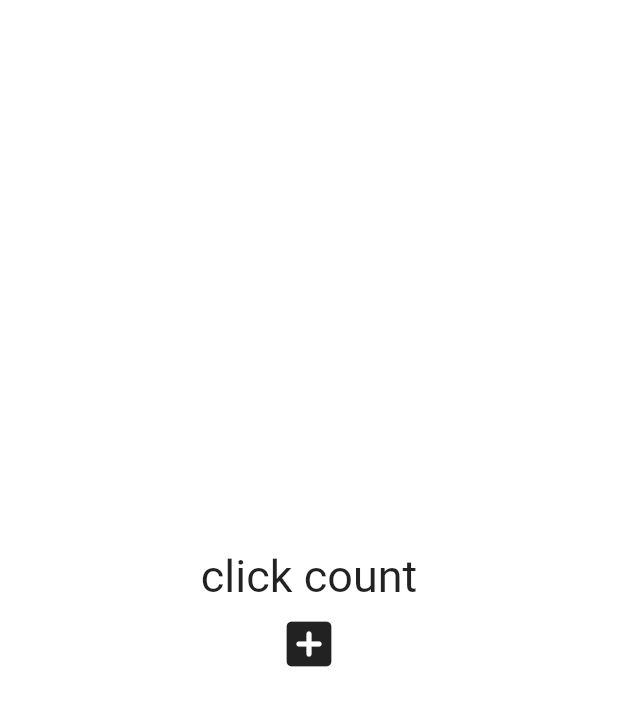
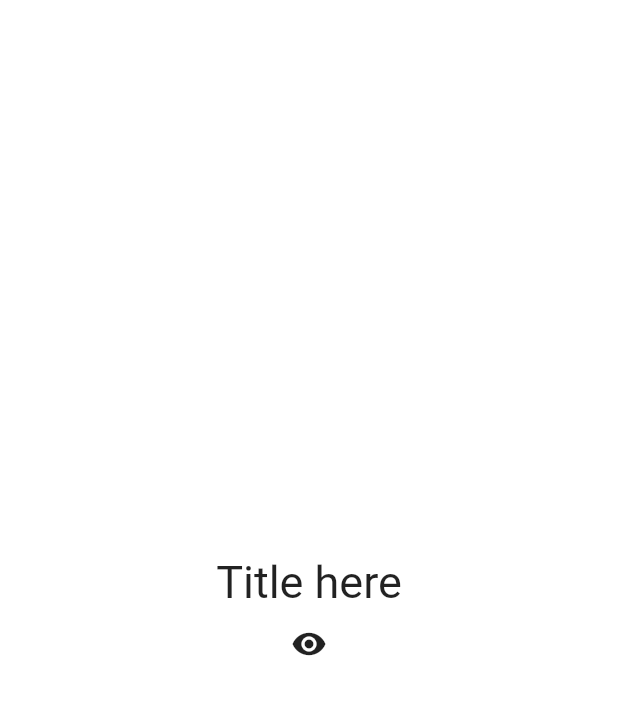
Before and after one commit to bladnoch/flutter-creative, a Flutter app: the screen it shows after launch, on a phone screen of 412 x 824 dp. Shown: the top 706 px of the screen. Run offline on Flutter 3.47's test engine with Material 2 defaults, Android fonts, the phone set to English and light mode, and no system bars.

Commit message:
update ch4

```diff
--- a/week2day3/lib/main.dart
+++ b/week2day3/lib/main.dart
@@ -12,26 +12,32 @@ class MyApp extends StatefulWidget {
 }
 
 class _MyAppState extends State<MyApp> {
-  List<int> num=[];
+  bool showTitle =true;
 
-  void onClicked(){
+  void toggle(){
     setState(() {
-      num.add(num.length);
+      showTitle=!showTitle;
     });
   }
 
   @override
   Widget build(BuildContext context) {
     return MaterialApp(
+      theme: ThemeData(
+        textTheme: TextTheme(
+          titleLarge: TextStyle(
+            color: Colors.redAccent[200],
+          )
+        ),
+      ),
       home: Scaffold(
         backgroundColor: Colors.white70,
         body: Center(
           child: Column(
             mainAxisAlignment: MainAxisAlignment.center,
             children: [
-              Text("click count",style: (TextStyle(fontSize: 30)),),
-              for(var n in num) Text("$n"),
-              IconButton(iconSize: 40, onPressed: onClicked, icon: Icon(Icons.add_box_rounded),),
+              showTitle ? Title() : Text("nothing"),
+              IconButton(onPressed: toggle, icon: Icon(Icons.remove_red_eye),),
             ],
           ),
         ),
@@ -39,3 +45,40 @@ class _MyAppState extends State<MyApp> {
     );
   }
 }
+
+
+class Title extends StatefulWidget {
+  const Title({
+    super.key,
+  });
+
+  @override
+  State<Title> createState() => _TitleState();
+}
+
+class _TitleState extends State<Title> {
+
+  @override
+  void initState(){
+    super.initState();
+    print("hello");
+  }
+
+  @override
+  void dispose(){
+    super.dispose();
+    print("dispose");
+  }
+
+  @override
+  Widget build(BuildContext context) {
+    print("build");
+    return Text("Title here",
+      style: (
+          TextStyle(
+              fontSize: 30
+          )
+      ),
+    );
+  }
+}
```
